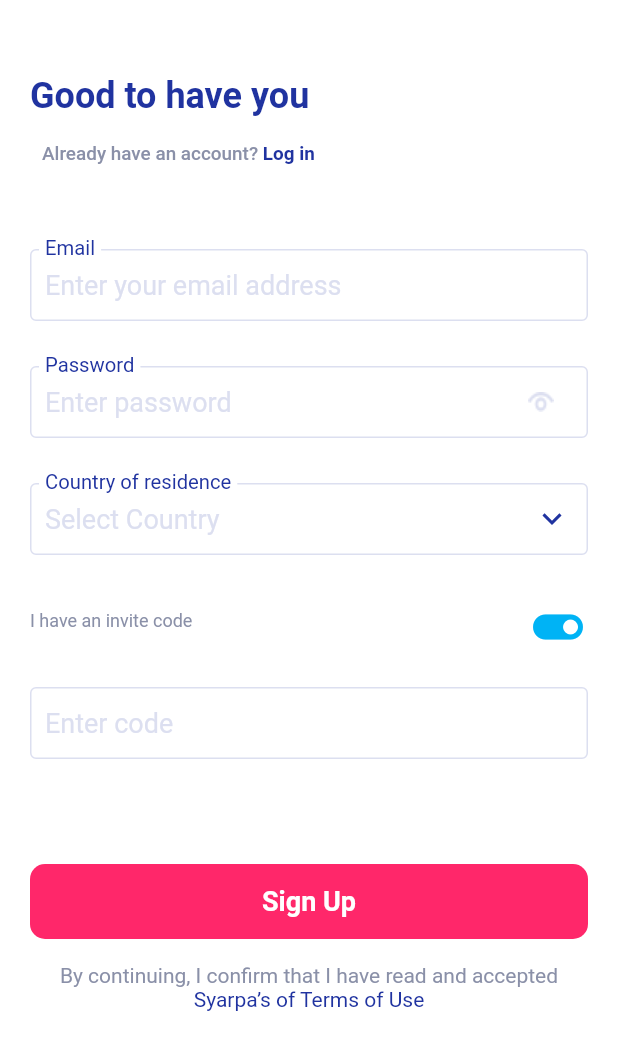
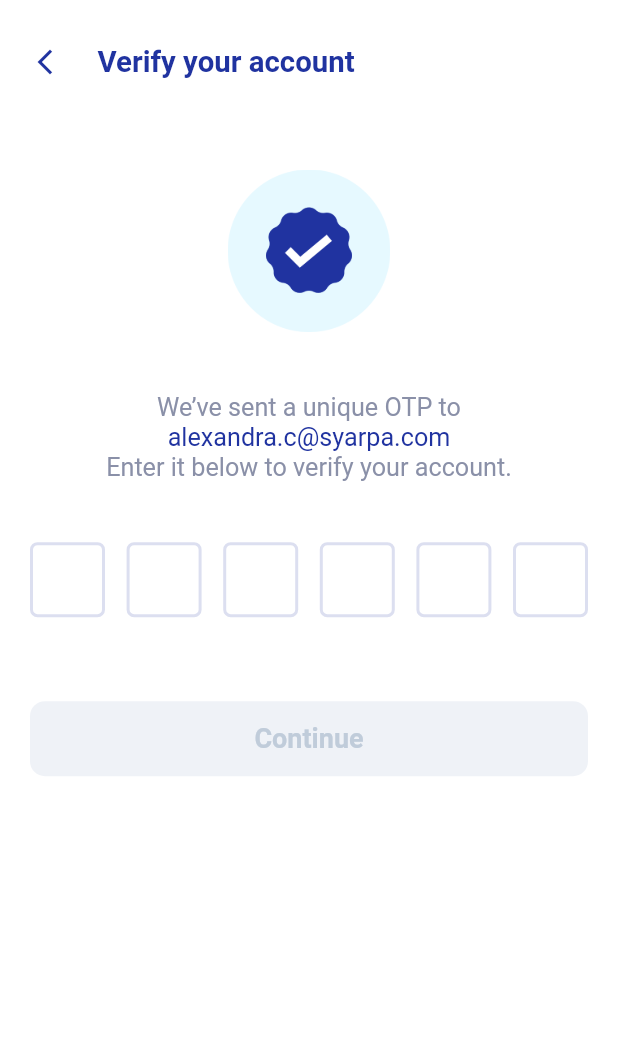
Before and after one commit to Andhrah/fintech-crypto-fiat, a Flutter app: the SignupScreen screen opened by its route, after a tap on "Sign Up", on a phone screen of 412 x 824 dp. Shown: the top 1050 px of the screen. Run offline on Flutter 3.47's test engine with Material 2 defaults, Android fonts, the phone set to English and light mode, and no system bars; drawn by our look-alikes of pin_code_fields; our stand-ins replace carousel_slider, remixicon.

Commit message:
immplement otpscreen

```diff
--- a/lib/main.dart
+++ b/lib/main.dart
@@ -1,6 +1,7 @@
 import 'package:flutter/material.dart';
 import 'package:flutter/services.dart';
 import 'package:syarpa/screens/auth/login.dart';
+import 'package:syarpa/screens/auth/otp.dart';
 import 'package:syarpa/screens/auth/signup.dart';
 import 'package:syarpa/screens/onboarding/onboarding.dart';
 import 'package:syarpa/screens/onboarding/splashscreen.dart';
@@ -42,6 +43,7 @@
         OnboardingScreen.id: (context) => const OnboardingScreen(),
         SignupScreen.id: (context) => const SignupScreen(),
         LoginScreen.id: (context) => const LoginScreen(),
+        OtpScreen.id: (context) => const OtpScreen(),
       }
       // home: const MyHomePage(title: 'Flutter Demo Home Page'),
     );
--- /dev/null
+++ b/lib/screens/auth/otp.dart
@@ -0,0 +1,161 @@
+import 'package:flutter/material.dart';
+
+import 'package:pin_code_fields/pin_code_fields.dart';
+import 'package:syarpa/utils/colors.dart';
+import 'package:syarpa/utils/constant.dart';
+import 'package:syarpa/widgets/back_icon.dart';
+import 'package:syarpa/widgets/button.dart';
+
+class OtpScreen extends StatefulWidget {
+  static const String id = 'otp';
+
+  const OtpScreen({Key? key}) : super(key: key);
+
+  @override
+  _OtpScreenState createState() => _OtpScreenState();
+}
+
+class _OtpScreenState extends State<OtpScreen> {
+  @override
+  Widget build(BuildContext context) {
+    return Scaffold(
+      backgroundColor: whiteColor,
+      body: SafeArea(
+        child: Container(
+          padding: const EdgeInsets.symmetric(horizontal: 20.0, vertical: 30.0),
+          child: Column(
+            children: [
+              Row(
+                children: [
+                  BackIcon(
+                    onPress: () {Navigator.pop(context);},
+                  ),
+
+                  const SizedBox(width: 25.0),
+
+                  const Text(
+                    'Verify your account',
+                    textScaleFactor: 1.4,
+                    style: TextStyle(
+                      color: appPrimaryColor,
+                      fontWeight: FontWeight.w600,
+                    ),
+                  )
+                ],
+              ),
+
+              kSizeBox,
+              kSizeBox,
+              kSizeBox,
+
+              Image.asset(
+                'assets/images/verify.png',
+                width: MediaQuery.of(context).size.width / 3.8,
+              ),
+
+              kSizeBox,
+              kSizeBox,
+
+              RichText(
+                textScaleFactor: 1.2,
+                textAlign: TextAlign.center,
+                text: const TextSpan(
+                  text: 'We’ve sent a unique OTP to\n',
+                  style: TextStyle(
+                    color: lightGrayColor,
+                    fontWeight: FontWeight.w400,
+                  ),
+                  children: <TextSpan>[
+                    TextSpan(text: 'alexandra.c@syarpa.com\n', style: TextStyle(fontWeight: FontWeight.w400, color: appPrimaryColor)),
+                    TextSpan(text: 'Enter it below to verify your account.')
+                  ],
+                ),
+              ),
+
+              kSizeBox,kSizeBox,
+
+
+              PinCodeTextField(
+                appContext: context,
+                pastedTextStyle: const TextStyle(
+                  // color: Colors.green.shade600,
+                  fontWeight: FontWeight.bold,
+                ),
+                length: 6,
+                obscureText: true,
+                blinkWhenObscuring: true,
+                animationType: AnimationType.fade,
+                // obscuringWidget: ,
+                // validator: (v) {
+                //   if (v! == int) {
+                //     return "I'm from validator";
+                //   } else {
+                //     return null;
+                //   }
+                // },
+                pinTheme: PinTheme(
+                  shape: PinCodeFieldShape.box,
+                  borderRadius: BorderRadius.circular(5),
+                  fieldHeight: 50,
+                  fieldWidth: 50,
+                  inactiveColor: blueGrayColor,
+                  activeColor: blueGrayColor,
+                  selectedColor: blueGrayColor,
+                  inactiveFillColor: whiteColor,
+                  activeFillColor: whiteColor,
+                  selectedFillColor: whiteColor,
+                  errorBorderColor: appPrimaryColor,
+                ),
+                cursorColor: appPrimaryColor,
+                animationDuration: const Duration(milliseconds: 300),
+                enableActiveFill: true,
+                // errorAnimationController: errorController,
+                // controller: textEditingController,
+                keyboardType: TextInputType.emailAddress,
+                onCompleted: (v) {
+                  debugPrint("Completed");
+                  // snackBar(
+                  //   "Code Verified!!",
+                  //   green,
+                  // );
+                  // Navigator.of(context).pushNamed(
+                  //   ResetPassword.id,
+                  //   arguments: {
+                  //     "code": code,
+                  //   }
+                  // );
+                },
+                // onTap: () {
+                //   print("Pressed");
+                // },
+                onChanged: (value) {
+                  debugPrint(value);
+                  setState(() {
+                    // code = value;
+                  });
+                },
+                beforeTextPaste: (text) {
+                  debugPrint("Allowing to paste $text");
+                  //if you return true then it will show the paste confirmation dialog. Otherwise if false, then nothing will happen.
+                  //but you can show anything you want here, like your pop up saying wrong paste format or etc
+                  return true;
+                },
+              ),
+
+              kSizeBox,kSizeBox,
+
+              Button(
+                text: 'Continue',
+                onPress: () {},
+                color: disabledColor,
+                width: MediaQuery.of(context).size.width,
+                textColor: disabledTextColor,
+                isLoading: false
+              )
+            ],
+          ),
+        ),
+      ),
+    );
+  }
+}
--- a/lib/screens/auth/signup.dart
+++ b/lib/screens/auth/signup.dart
@@ -1,6 +1,7 @@
 import 'package:flutter/material.dart';
 import 'package:remixicon/remixicon.dart';
 import 'package:syarpa/screens/auth/login.dart';
+import 'package:syarpa/screens/auth/otp.dart';
 import 'package:syarpa/utils/colors.dart';
 import 'package:syarpa/utils/constant.dart';
 import 'package:syarpa/widgets/basic_input_field.dart';
@@ -196,7 +197,11 @@ class _SignupScreenState extends State<SignupScreen> {
 
                 Button(
                   text: 'Sign Up',
-                  onPress: () {},
+                  onPress: () {
+                    Navigator.of(context).pushNamed(
+                      OtpScreen.id,
+                    );
+                  },
                   color: secondaryColor,
                   width: MediaQuery.of(context).size.width,
                   textColor: whiteColor,
```
